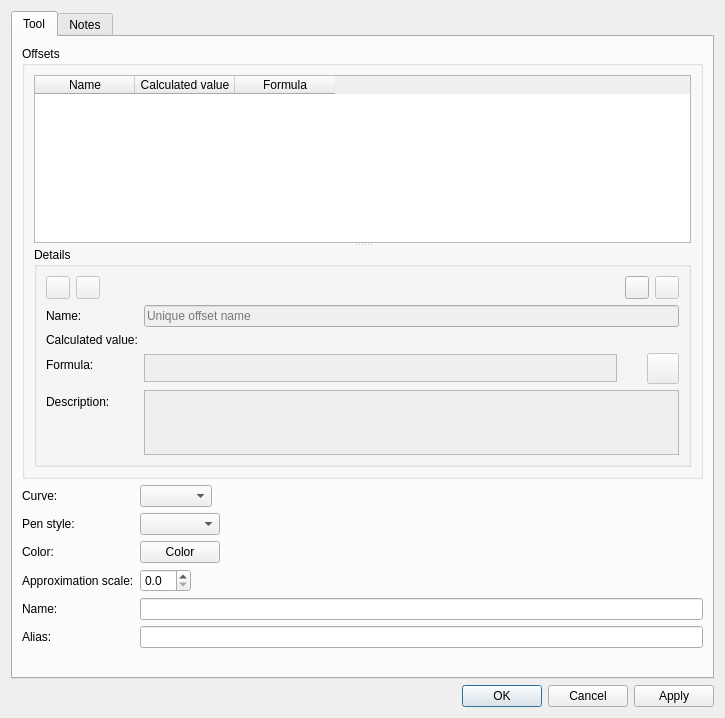
equinox-patterns/Ostara, file src/libs/vtools/dialogs/tools/dialoggraduatedcurve.ui: the form before one commit.
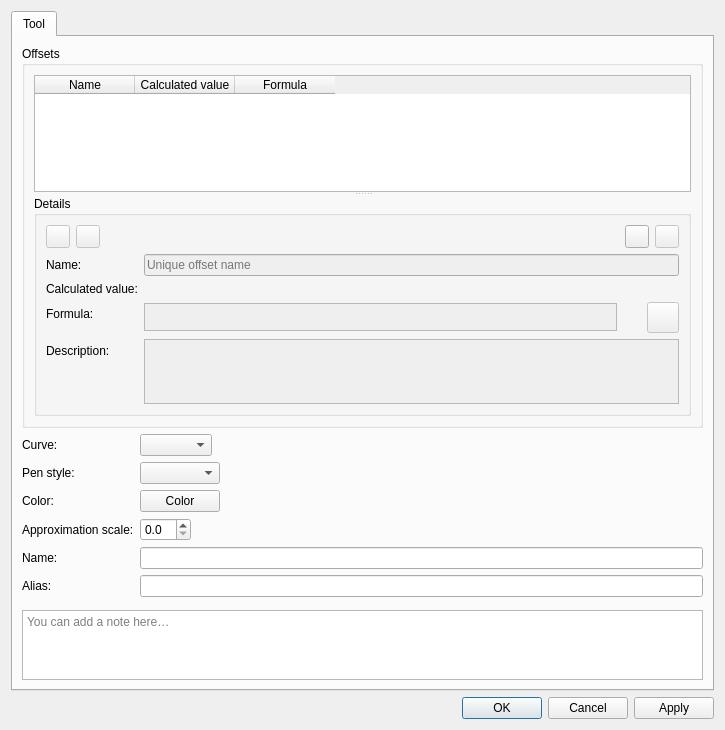
The form after the commit. Icons and pictures are not drawn. Custom widgets are drawn as their Qt base class.

Commit message: Dialog tools : notes → Tool, onglet Point, base point retiré

Diff of the .ui file:
```diff
--- a/src/libs/vtools/dialogs/tools/dialoggraduatedcurve.ui
+++ b/src/libs/vtools/dialogs/tools/dialoggraduatedcurve.ui
@@ -493,27 +493,43 @@
         </layout>
        </item>
        <item>
-        <spacer name="verticalSpacer">
-         <property name="orientation">
-          <enum>Qt::Orientation::Vertical</enum>
+        <layout class="QHBoxLayout" name="notesSeparatorLayout">
+         <property name="leftMargin">
+          <number>33</number>
          </property>
-         <property name="sizeHint" stdset="0">
-          <size>
-           <width>20</width>
-           <height>40</height>
-          </size>
+         <property name="rightMargin">
+          <number>33</number>
          </property>
-        </spacer>
+         <item>
+          <widget class="QFrame" name="notesSeparator">
+           <property name="minimumSize">
+            <size>
+             <width>0</width>
+             <height>1</height>
+            </size>
+           </property>
+           <property name="maximumSize">
+            <size>
+             <width>16777215</width>
+             <height>1</height>
+            </size>
+           </property>
+          </widget>
+         </item>
+        </layout>
        </item>
-      </layout>
-     </widget>
-     <widget class="QWidget" name="tab_2">
-      <attribute name="title">
-       <string>Notes</string>
-      </attribute>
-      <layout class="QVBoxLayout" name="verticalLayout_3">
        <item>
-        <widget class="QPlainTextEdit" name="plainTextEditToolNotes"/>
+        <widget class="QPlainTextEdit" name="plainTextEditToolNotes">
+         <property name="placeholderText">
+          <string>You can add a note here…</string>
+         </property>
+         <property name="maximumSize">
+          <size>
+           <width>16777215</width>
+           <height>100</height>
+          </size>
+         </property>
+        </widget>
        </item>
       </layout>
      </widget>
```
The commit also changes 77 other files.
